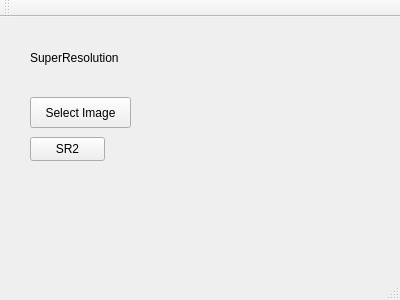
Old version of the form mainwindow.ui in the repository AntonioMrtz/PhotoshopIG.
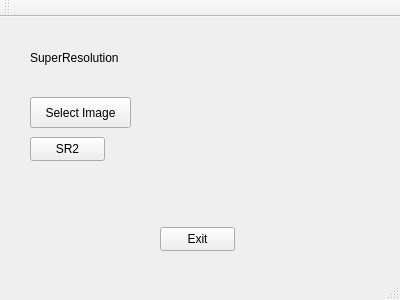
New version of the form.

Diff of the .ui file:
```diff
--- a/mainwindow.ui
+++ b/mainwindow.ui
@@ -53,6 +53,19 @@
      <string>SR2</string>
     </property>
    </widget>
+   <widget class="QPushButton" name="pushButton_3">
+    <property name="geometry">
+     <rect>
+      <x>160</x>
+      <y>210</y>
+      <width>75</width>
+      <height>24</height>
+     </rect>
+    </property>
+    <property name="text">
+     <string>Exit</string>
+    </property>
+   </widget>
   </widget>
   <widget class="QMenuBar" name="menuBar">
    <property name="geometry">
```
